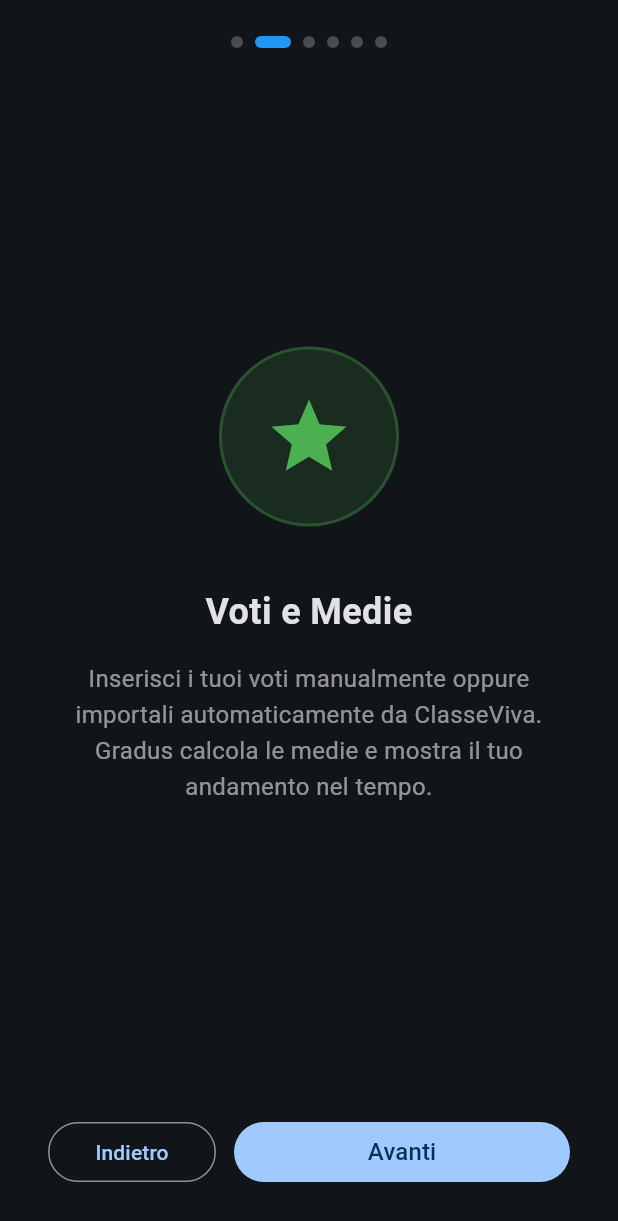
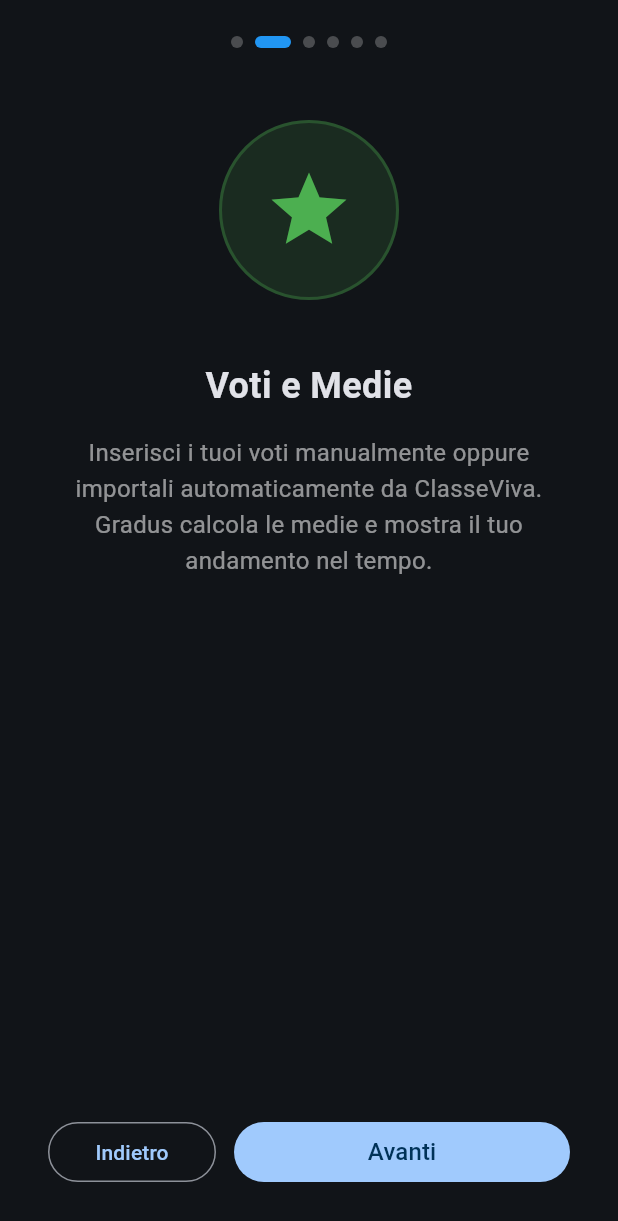
Before and after one commit to Fabbeoo/Gradus, a Flutter app: the screen it shows after launch, after a tap on "Avanti", on a phone screen of 412 x 824 dp. Shown: the top 1221 px of the screen. Run offline on Flutter 3.47's test engine with Material 3 defaults, Android fonts, the phone set to English and light mode, and no system bars; our stand-ins replace dio, fl_chart, hive, hive_flutter; accounts and stored records are empty.

Commit message:
Fixed UI/visual bugs, Fixed overall average calculation on the home screen, Fixed access to the gradebook via API on Android, Added automatic gradebook synchronization.

```diff
--- a/lib/main.dart
+++ b/lib/main.dart
@@ -11,6 +11,9 @@ import 'screens/agenda_screen.dart';
 import 'screens/profilo_screen.dart';
 import 'screens/benvenuto_screen.dart';
 import 'services/notification_service.dart';
+import 'api/services/classeviva_service.dart';
+import 'api/models/voto_remoto_model.dart';
+import 'api/models/agenda_remota_model.dart';
 
 void main() async {
   WidgetsFlutterBinding.ensureInitialized();
@@ -43,7 +46,7 @@ class MyApp extends StatelessWidget {
   @override
   Widget build(BuildContext context) {
     return MaterialApp(
-      title: 'Registro',
+      title: 'Gradus',
       debugShowCheckedModeBanner: false,
       theme: ThemeData(
         colorScheme: ColorScheme.fromSeed(
@@ -91,13 +94,120 @@ class _RootScreenState extends State<RootScreen> {
     _lezioni = _lezioniBox.values.toList();
     _compiti = _compitiBox.values.toList();
 
-    // Mostra benvenuto se il nome non è stato ancora inserito
     _primoAvvio = _nomeStudente.isEmpty;
 
     WidgetsBinding.instance.addPostFrameCallback((_) async {
       await NotificationService().richiediPermessi();
       await NotificationService().schedulaTutteLeNotifiche(_compiti);
+      // Auto-sync with ClasseViva silently on app launch
+      await _autoSync();
     });
+  }
+
+  /// Silently syncs grades and agenda from ClasseViva on launch.
+  /// If not logged in or network fails, the app continues normally.
+  Future<void> _autoSync() async {
+    try {
+      final service = ClasseVivaService();
+      final loggedIn = await service.isLoggedIn();
+      if (!loggedIn) return;
+
+      // Sync grades
+      try {
+        final votiRemoti = await service.fetchVoti();
+        for (final m in _materie) {
+          m.voti.clear();
+        }
+        for (final vr in votiRemoti) {
+          final nomeMat = vr.subjectDesc
+              .trim()
+              .replaceAll(RegExp(r'\s+'), ' ')
+              .trim();
+          if (nomeMat.isEmpty) continue;
+
+          Materia? materia;
+          try {
+            materia = _materie.firstWhere(
+              (m) => m.nome.toLowerCase().trim() == nomeMat.toLowerCase(),
+            );
+          } catch (_) {
+            materia = Materia(nome: nomeMat);
+            _materie.add(materia);
+          }
+
+          materia.voti.add(
+            Voto(
+              valore: vr.decimalValue,
+              data: vr.eventDate,
+              descrizione: vr.notes.isNotEmpty ? vr.notes : null,
+              tipo: _mapTipoVoto(vr.componentDesc),
+            ),
+          );
+        }
+
+        for (final m in _materie) {
+          m.voti.sort((a, b) => a.data.compareTo(b.data));
+        }
+      } catch (e) {
+        debugPrint('AutoSync grades error: $e');
+      }
+
+      // Sync agenda
+      try {
+        final now = DateTime.now();
+        final agendaRemota = await service.fetchAgenda(
+          from: now.subtract(const Duration(days: 30)),
+          to: now.add(const Duration(days: 60)),
+        );
+
+        _compiti.removeWhere((c) => c.importato);
+
+        for (final ar in agendaRemota) {
+          final oggi = DateTime(now.year, now.month, now.day);
+          if (ar.end.isBefore(oggi)) continue;
+          if (ar.notes.trim().isEmpty && ar.subjectDesc.trim().isEmpty) {
+            continue;
+          }
+
+          _compiti.add(
+            Compito(
+              materia: ar.subjectDesc.trim().isNotEmpty
+                  ? ar.subjectDesc.trim()
+                  : ar.authorName.trim(),
+              descrizione: ar.notes.trim().isNotEmpty
+                  ? ar.notes.trim()
+                  : ar.evtCode,
+              dataConsegna: ar.end,
+              tipo: _mapTipoCompito(ar.evtCode),
+              importato: true,
+            ),
+          );
+        }
+
+        _compiti.sort((a, b) => a.dataConsegna.compareTo(b.dataConsegna));
+      } catch (e) {
+        debugPrint('AutoSync agenda error: $e');
+      }
+
+      _onUpdate();
+    } catch (e) {
+      debugPrint('AutoSync error: $e');
+    }
+  }
+
+  /// Maps ClasseViva component description to internal grade type.
+  String _mapTipoVoto(String componentDesc) {
+    final lower = componentDesc.toLowerCase();
+    if (lower.contains('oral')) return 'orale';
+    if (lower.contains('prat')) return 'pratico';
+    return 'scritto';
+  }
+
+  /// Maps ClasseViva event code to TipoCompito.
+  TipoCompito _mapTipoCompito(String evtCode) {
+    if (evtCode == 'AGHW') return TipoCompito.compito;
+    if (evtCode == 'AGNT') return TipoCompito.verifica;
+    return TipoCompito.compito;
   }
 
   Future<void> _salva() async {
@@ -207,7 +317,6 @@ class _RootScreenState extends State<RootScreen> {
       body: AnimatedSwitcher(
         duration: const Duration(milliseconds: 230),
         transitionBuilder: (child, animation) {
-          // Slide dal basso verso l'alto + fade
           return FadeTransition(
             opacity: animation,
             child: SlideTransition(
--- a/lib/models/compito.dart
+++ b/lib/models/compito.dart
@@ -6,42 +6,41 @@ part 'compito.g.dart';
 enum TipoCompito {
   @HiveField(0)
   compito,
-
   @HiveField(1)
   verifica,
-
   @HiveField(2)
   interrogazione,
 }
 
 @HiveType(typeId: 4)
 class Compito extends HiveObject {
-  // Subject name for the task
   @HiveField(0)
   String materia;
 
-  // Short description of the task
   @HiveField(1)
   String descrizione;
 
-  // Due date for the task
   @HiveField(2)
   DateTime dataConsegna;
 
-  // Type of task: compito, verifica, or interrogazione
   @HiveField(3)
   TipoCompito tipo;
 
-  // Whether the task is marked as completed
   @HiveField(4)
   bool completato;
 
-  // Create a task with required fields and optional type/completed flag.
+  /// True if this entry was imported from ClasseViva.
+  /// Used to identify and remove stale imports on re-sync
+  /// without affecting manually added entries.
+  @HiveField(5)
+  bool importato;
+
   Compito({
     required this.materia,
     required this.descrizione,
     required this.dataConsegna,
     this.tipo = TipoCompito.compito,
     this.completato = false,
+    this.importato = false,
   });
 }
--- a/lib/screens/benvenuto_screen.dart
+++ b/lib/screens/benvenuto_screen.dart
@@ -41,7 +41,7 @@ class _BenvenutoScreenState extends State<BenvenutoScreen> {
       'color': Colors.orange,
       'titolo': 'Agenda',
       'descrizione':
-          'Compiti, verifiche e interrogazioni vengono importati da ClasseViva ma puoi aggiungerne di manuali. Ricevi notifiche il giorno prima e il giorno stesso.',
+          'Compiti, verifiche e interrogazioni vengono importati da ClasseViva ma puoi aggiungerne di manuali.',
     },
     {
       'icon': Icons.sync,
@@ -130,9 +130,12 @@ class _BenvenutoScreenState extends State<BenvenutoScreen> {
 
                   return Padding(
                     padding: const EdgeInsets.symmetric(horizontal: 32),
+                    // SingleChildScrollView prevents overflow on small screens
+                    child: SingleChildScrollView(
                       child: Column(
                         mainAxisAlignment: MainAxisAlignment.center,
                         children: [
+                          const SizedBox(height: 24),
                           Container(
                             width: 120,
                             height: 120,
@@ -190,14 +193,16 @@ class _BenvenutoScreenState extends State<BenvenutoScreen> {
                               onSubmitted: (_) => _completa(),
                             ),
                           ],
+                          const SizedBox(height: 24),
                         ],
+                      ),
                     ),
                   );
                 },
               ),
             ),
 
-            // Navigation buttons
+            // Navigation buttons — overflow:visible prevents word wrapping
             Padding(
               padding: const EdgeInsets.all(32),
               child: Row(
@@ -211,7 +216,12 @@ class _BenvenutoScreenState extends State<BenvenutoScreen> {
                             curve: Curves.easeInOut,
                           );
                         },
-                        child: const Text('Indietro'),
+                        child: const Text(
+                          'Indietro',
+                          maxLines: 1,
+                          overflow: TextOverflow.visible,
+                          softWrap: false,
+                        ),
                       ),
                     ),
                   if (_paginaCorrente > 0) const SizedBox(width: 12),
@@ -223,6 +233,9 @@ class _BenvenutoScreenState extends State<BenvenutoScreen> {
                         _paginaCorrente == _pagine.length - 1
                             ? 'Inizia!'
                             : 'Avanti',
+                        maxLines: 1,
+                        overflow: TextOverflow.visible,
+                        softWrap: false,
                         style: const TextStyle(fontSize: 16),
                       ),
                     ),
```
Also changed, not shown: lib/screens/agenda_screen.dart (+30 -11 lines), lib/screens/home_screen.dart (+11 -8 lines), lib/screens/orario_screen.dart (+13 -12 lines), lib/screens/sincronizzazione_screen.dart (+11 -29 lines), lib/models/compito.g.dart, 1 other file. Lines whose indentation alone changed are shown as unchanged.
